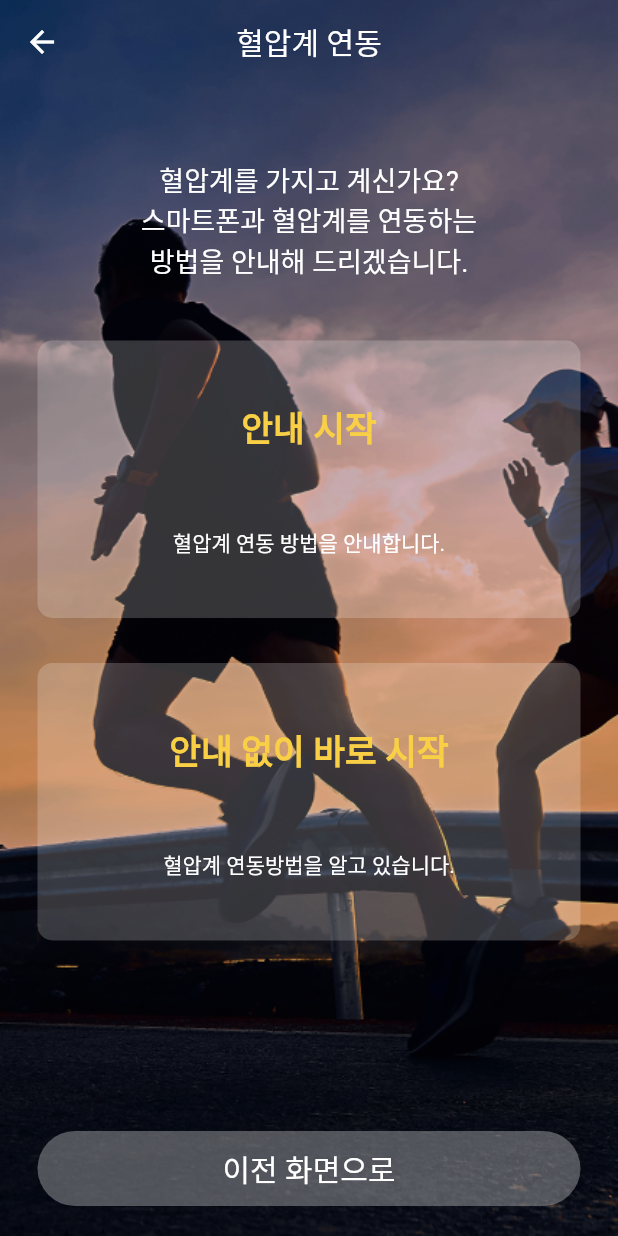
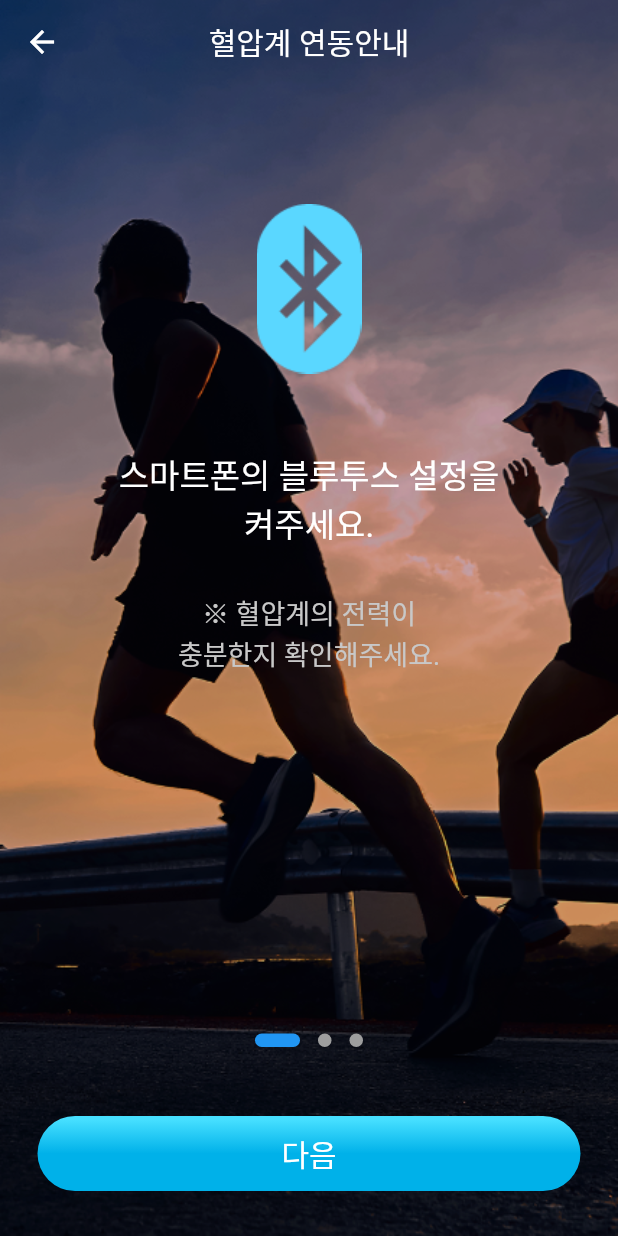
Before and after one commit to plustonic-yong/three_youth_app, a Flutter app: the BleBpConnectScreen screen opened by its route, after a tap on "안내 시작", on a phone screen of 412 x 824 dp. Run offline on Flutter 3.47's test engine with Material 2 defaults, Android fonts, the phone set to English and light mode, and no system bars; drawn by our look-alikes of dots_indicator; our stand-ins replace firebase_auth, firebase_core, fl_chart, flutter_blue, flutter_datetime_picker, flutter_spinkit and 5 more; missing offline and left inert: flutter_reactive_ble, kakao_flutter_sdk_user; accounts and stored records are empty; Roboto replaces fonts that are missing (NotoSansCJKkr).

Commit message:
혈압계 연동 안내 UI 추가

```diff
--- a/lib/main.dart
+++ b/lib/main.dart
@@ -5,10 +5,12 @@ import 'package:provider/provider.dart';
 import 'package:shared_preferences/shared_preferences.dart';
 import 'package:three_youth_app/firebase_options.dart';
 import 'package:three_youth_app/providers/auth_provider.dart';
+import 'package:three_youth_app/providers/ble_bp_connect_provider.dart';
 import 'package:three_youth_app/providers/signup_agreement_provider.dart';
 import 'package:three_youth_app/providers/signup_provider.dart';
 import 'package:three_youth_app/screens/agreement/agreement_screen.dart';
 import 'package:three_youth_app/screens/agreement/safecontent_screen.dart';
+import 'package:three_youth_app/screens/ble_bp_connect/ble_bp_connect_info_screen.dart';
 import 'package:three_youth_app/screens/ble_bp_connect/ble_bp_connect_screen.dart';
 import 'package:three_youth_app/screens/ble_bp_scan/ble_bp_scan_camera_screen.dart';
 import 'package:three_youth_app/screens/ble_bp_scan/ble_bp_scan_measurement_screen.dart';
@@ -47,6 +49,7 @@ class MyApp extends StatelessWidget {
         ChangeNotifierProvider(create: (context) => AuthProvider()),
         ChangeNotifierProvider(create: (context) => SignupAgreementProvider()),
         ChangeNotifierProvider(create: (context) => SignupProvider()),
+        ChangeNotifierProvider(create: (context) => BleBpConnectProvider()),
         ChangeNotifierProvider.value(value: CurrentUser()),
       ],
       child: MaterialApp(
@@ -59,6 +62,7 @@ class MyApp extends StatelessWidget {
           '/login': (context) => const LoginScreen(),
           '/main': (context) => const MainScreen(),
           '/connect': (context) => const BleBpConnectScreen(),
+          '/connect/info': (context) => const BleBpConnectInfoScreen(),
           '/scan': (context) => const BleBpScanScreen(),
           '/scan/mesurement': (context) => const BleBpScanMesurementScreen(),
           '/scan/camera': (context) => const BleBpScanCameraScreen(),
--- /dev/null
+++ b/lib/providers/ble_bp_connect_provider.dart
@@ -0,0 +1,11 @@
+import 'package:flutter/material.dart';
+
+class BleBpConnectProvider extends ChangeNotifier {
+  int _currentPage = 0;
+  int get currentPage => _currentPage;
+
+  void onChangeCurrentPage({required int page}) {
+    _currentPage = page;
+    notifyListeners();
+  }
+}
--- /dev/null
+++ b/lib/screens/ble_bp_connect/ble_bp_connect_info_screen.dart
@@ -0,0 +1,302 @@
+import 'package:dots_indicator/dots_indicator.dart';
+import 'package:flutter/material.dart';
+import 'package:three_youth_app/providers/ble_bp_connect_provider.dart';
+import 'package:three_youth_app/widget/common_button.dart';
+import 'package:provider/provider.dart';
+
+class BleBpConnectInfoScreen extends StatelessWidget {
+  const BleBpConnectInfoScreen({Key? key}) : super(key: key);
+
+  @override
+  Widget build(BuildContext context) {
+    double _screenWidth = MediaQuery.of(context).size.width;
+    int _currentPage = context.watch<BleBpConnectProvider>().currentPage;
+    PageController _pageController = PageController();
+
+    return Stack(
+      children: [
+        //배경이미지
+        Container(
+          decoration: const BoxDecoration(
+            image: DecorationImage(
+              image: AssetImage('assets/images/bg.png'),
+              fit: BoxFit.cover,
+            ),
+          ),
+        ),
+        Scaffold(
+          appBar: AppBar(
+            backgroundColor: Colors.transparent,
+            elevation: 0,
+            centerTitle: true,
+            title: const Text('혈압계 연동안내'),
+          ),
+          backgroundColor: Colors.transparent,
+          body: Padding(
+            padding: const EdgeInsets.symmetric(horizontal: 25.0),
+            child: Column(
+              children: [
+                Expanded(
+                  child: PageView(
+                    controller: _pageController,
+                    onPageChanged: (page) => context
+                        .read<BleBpConnectProvider>()
+                        .onChangeCurrentPage(page: page),
+                    children: [
+                      _getInfo0(),
+                      _getInfo1(),
+                      _getInfo2(),
+                      // _getInfo3(),
+                    ],
+                  ),
+                ),
+                DotsIndicator(
+                  dotsCount: 3,
+                  position: _currentPage.roundToDouble(),
+                  decorator: DotsDecorator(
+                    size: const Size.square(9.0),
+                    activeSize: const Size(30.0, 9.0),
+                    activeShape: RoundedRectangleBorder(
+                      borderRadius: BorderRadius.circular(5.0),
+                    ),
+                  ),
+                ),
+                const SizedBox(height: 40.0),
+                _currentPage == 0
+                    ? CommonButton(
+                        width: _screenWidth,
+                        height: 50.0,
+                        title: '다음',
+                        buttonColor: ButtonColor.primary,
+                        onTap: () {
+                          _pageController.nextPage(
+                            duration: const Duration(milliseconds: 300),
+                            curve: Curves.easeIn,
+                          );
+                          context
+                              .read<BleBpConnectProvider>()
+                              .onChangeCurrentPage(page: _currentPage);
+                        },
+                      )
+                    : Row(
+                        mainAxisAlignment: MainAxisAlignment.center,
+                        children: [
+                          //이전버튼
+                          CommonButton(
+                            width: 150.0,
+                            height: 50.0,
+                            title: '이전',
+                            buttonColor: ButtonColor.inactive,
+                            onTap: () {
+                              _pageController.previousPage(
+                                duration: const Duration(milliseconds: 300),
+                                curve: Curves.easeIn,
+                              );
+                              context
+                                  .read<BleBpConnectProvider>()
+                                  .onChangeCurrentPage(page: _currentPage);
+                            },
+                          ),
+                          const SizedBox(
+                            width: 15.0,
+                          ),
+                          //다음버튼
+                          _currentPage == 2
+                              ? CommonButton(
+                                  width: 150.0,
+                                  height: 50.0,
+                                  title: '혈압계찾기',
+                                  buttonColor: ButtonColor.primary,
+                                  onTap: () {
+                                    _pageController.nextPage(
+                                      duration:
+                                          const Duration(milliseconds: 300),
+                                      curve: Curves.easeIn,
+                                    );
+                                    context
+                                        .read<BleBpConnectProvider>()
+                                        .onChangeCurrentPage(
+                                            page: _currentPage);
+                                  },
+                                )
+                              : CommonButton(
+                                  width: 150.0,
+                                  height: 50.0,
+                                  title: '다음',
+                                  buttonColor: ButtonColor.primary,
+                                  onTap: () {
+                                    _pageController.nextPage(
+                                      duration:
+                                          const Duration(milliseconds: 300),
+                                      curve: Curves.easeIn,
+                                    );
+                                    context
+                                        .read<BleBpConnectProvider>()
+                                        .onChangeCurrentPage(
+                                          page: _currentPage,
+                                        );
+                                  },
+                                ),
+                        ],
+                      ),
+                const SizedBox(height: 30.0)
+              ],
+            ),
+          ),
+        )
+      ],
+    );
+  }
+
+//1페이지
+  Widget _getInfo0() {
+    return Column(
+      children: [
+        const SizedBox(height: 80.0),
+        Center(
+          child: Image.asset('assets/icons/ic_bluetooth.png'),
+        ),
+        const SizedBox(height: 50.0),
+        const Text(
+          '스마트폰의 블루투스 설정을\n켜주세요.',
+          textAlign: TextAlign.center,
+          style: TextStyle(
+            color: Colors.white,
+            fontSize: 22.0,
+          ),
+        ),
+        const SizedBox(height: 30.0),
+        const Text(
+          '※ 혈압계의 전력이\n충분한지 확인해주세요.',
+          textAlign: TextAlign.center,
+          style: TextStyle(
+            color: Color(0xffC8C8C8),
+            fontSize: 18.0,
+          ),
+        ),
+      ],
+    );
+  }
+
+  //2페이지
+  Widget _getInfo1() {
+    return Column(
+      children: [
+        const SizedBox(height: 80.0),
+        const Text(
+          "혈압계의 'Start/전원' 버튼을\n길게 눌러주세요.",
+          textAlign: TextAlign.center,
+          style: TextStyle(
+            color: Colors.white,
+            fontSize: 22.0,
+          ),
+        ),
+        const SizedBox(height: 40.0),
+        Center(
+          child: Container(
+            padding: const EdgeInsets.all(30.0),
+            decoration: BoxDecoration(
+              color: Colors.white.withOpacity(0.2),
+              borderRadius: BorderRadius.circular(15.0),
+            ),
+            child: Image.asset(
+              'assets/icons/ic_pr.png',
+              width: 120.0,
+            ),
+          ),
+        ),
+        const SizedBox(height: 30.0),
+        const Text(
+          "혈압계의 화면에 'Pr' 이라는\n문자가 보이면 버튼에서 을 떼주세요.",
+          textAlign: TextAlign.center,
+          style: TextStyle(
+            color: Colors.white,
+            fontSize: 22.0,
+          ),
+        ),
+      ],
+    );
+  }
+
+  //3페이지
+  Widget _getInfo2() {
+    return Column(
+      children: [
+        const SizedBox(height: 80.0),
+        const Text(
+          "스마트폰과 혈압계를 연동하기위해\n화면 하단의 '혈압계찾기'\n버튼을 눌러주세요.",
+          textAlign: TextAlign.center,
+          style: TextStyle(
+            color: Colors.white,
+            fontSize: 22.0,
+          ),
+        ),
+        // const SizedBox(height: 40.0),
+        const Spacer(),
+        Center(
+          child: Image.asset(
+            'assets/icons/ic_bluetooth_white.png',
+            width: 35.0,
+          ),
+        ),
+        const SizedBox(height: 10.0),
+        const Text(
+          '스마트폰의 블루투스가 켜져 있나요?',
+          textAlign: TextAlign.center,
+          style: TextStyle(
+            color: Color(0xffC8C8C8),
+            fontSize: 18.0,
+          ),
+        ),
+        const SizedBox(height: 30.0),
+        Center(
+          child: Container(
+            padding: const EdgeInsets.all(10.0),
+            decoration: BoxDecoration(
+              color: Colors.white.withOpacity(0.2),
+              borderRadius: BorderRadius.circular(5.0),
+            ),
+            child: Image.asset(
+              'assets/icons/ic_pr_small.png',
+              width: 25.0,
+            ),
+          ),
+        ),
+        const SizedBox(height: 10.0),
+        const Text(
+          "기기 화면에 'Pr' 문자가 보이나요?",
+          textAlign: TextAlign.center,
+          style: TextStyle(
+            color: Color(0xffC8C8C8),
+            fontSize: 18.0,
+          ),
+        ),
+        const SizedBox(height: 40.0),
+      ],
+    );
+  }
+
+  //4페이지
+  Widget _getInfo3() {
+    return Column(
+      children: [
+        Center(
+          child: Image.asset(
+            'assets/images/sphygmomanometer_1.png',
+            width: 35.0,
+          ),
+        ),
+        const SizedBox(height: 10.0),
+        const Text(
+          '연동 중 입니다.',
+          textAlign: TextAlign.center,
+          style: TextStyle(
+            color: Color(0xffC8C8C8),
+            fontSize: 18.0,
+          ),
+        ),
+        const Spacer(),
+      ],
+    );
+  }
+}
--- a/lib/screens/ble_bp_connect/ble_bp_connect_screen.dart
+++ b/lib/screens/ble_bp_connect/ble_bp_connect_screen.dart
@@ -2,14 +2,8 @@ import 'package:flutter/material.dart';
 import 'package:three_youth_app/utils/color.dart';
 import 'package:three_youth_app/widget/common_button.dart';
 
-class BleBpConnectScreen extends StatefulWidget {
+class BleBpConnectScreen extends StatelessWidget {
   const BleBpConnectScreen({Key? key}) : super(key: key);
-
-  @override
-  State<BleBpConnectScreen> createState() => _BleBpConnectScreenState();
-}
-
-class _BleBpConnectScreenState extends State<BleBpConnectScreen> {
   @override
   Widget build(BuildContext context) {
     double _screenWidth = MediaQuery.of(context).size.width;
@@ -47,7 +41,7 @@ class _BleBpConnectScreenState extends State<BleBpConnectScreen> {
                 const SizedBox(height: 40.0),
                 //직접 측정
                 GestureDetector(
-                  onTap: () {},
+                  onTap: () => Navigator.of(context).pushNamed('/connect/info'),
                   child: Container(
                     padding: const EdgeInsets.all(40.0),
                     width: _screenWidth,
```
Also changed, not shown: assets/icons/ic_bluetooth.png (added), assets/icons/ic_bluetooth_white.png (added), assets/icons/ic_pr.png (added), assets/icons/ic_pr_small.png (added).
